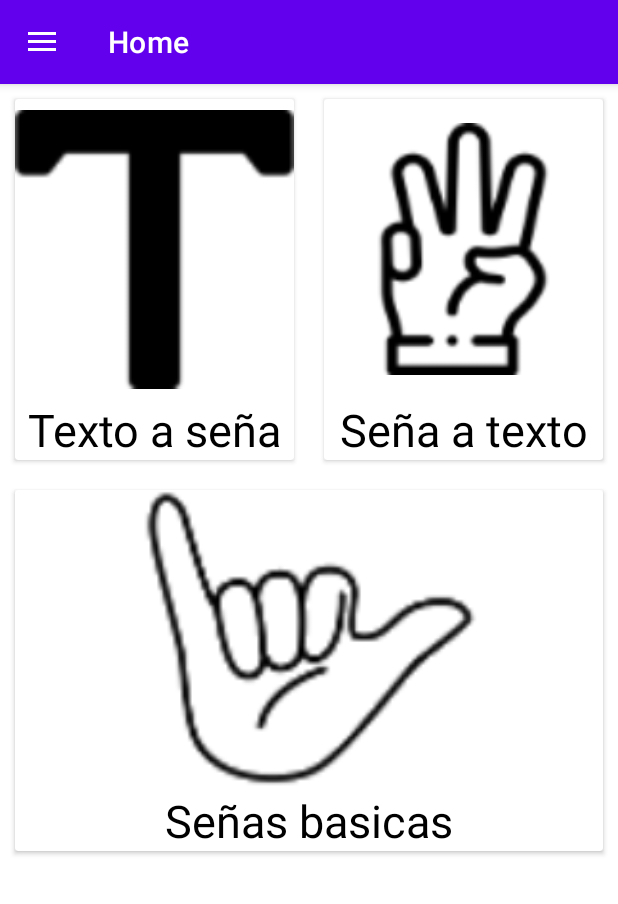
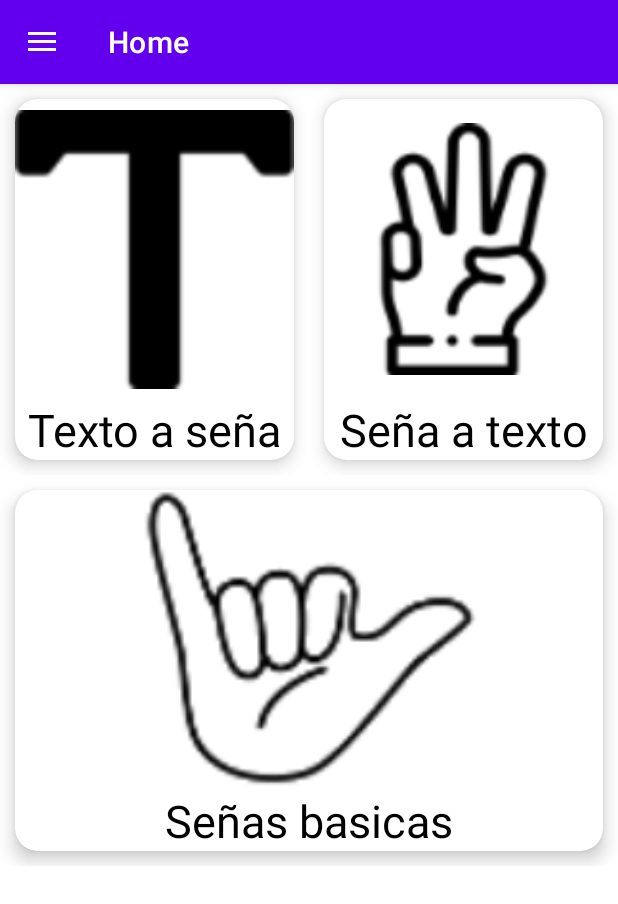
Before and after one commit to TheSkrapy/App, an Android app: the screen it shows after launch (HomeActivity), on a phone screen of 412 x 824 dp. Shown: the top 904 px of the screen. Run offline under Robolectric (Android 15) with nearby library versions, the phone set to English and light mode, and no system bars; our stand-ins replace navigation-ui.

Commit message:
Main_interface E2 Mejora estetica a opciones

```diff
--- a/app/src/main/res/layout/activity_home.xml
+++ b/app/src/main/res/layout/activity_home.xml
@@ -5,17 +5,20 @@
     android:layout_width="match_parent"
     android:layout_height="match_parent"
     android:orientation="vertical"
-    tools:context=".HomeActivity">
+    tools:context=".HomeActivity"
+    xmlns:app="http://schemas.android.com/apk/res-auto">
     <LinearLayout
         android:layout_width="match_parent"
         android:layout_height="wrap_content"
         android:orientation="horizontal">
       <androidx.cardview.widget.CardView
           android:id="@+id/card1"
-          android:layout_margin="10dp"
           android:layout_width="0dp"
           android:layout_weight="1"
-          android:layout_height="wrap_content">
+          android:layout_height="wrap_content"
+          app:cardCornerRadius="15dp"
+          android:layout_margin="10dp"
+          app:cardElevation="7dp">
         <LinearLayout
             android:layout_width="match_parent"
             android:layout_height="wrap_content"
@@ -36,10 +39,12 @@
         </LinearLayout>
       </androidx.cardview.widget.CardView>
       <androidx.cardview.widget.CardView
-          android:layout_margin="10dp"
           android:layout_width="0dp"
           android:layout_weight="1"
-          android:layout_height="wrap_content">
+          android:layout_height="wrap_content"
+          app:cardCornerRadius="15dp"
+          android:layout_margin="10dp"
+          app:cardElevation="7dp">
         <LinearLayout
             android:layout_width="match_parent"
             android:layout_height="wrap_content"
@@ -66,10 +71,12 @@
         android:layout_height="wrap_content"
         android:orientation="horizontal">
       <androidx.cardview.widget.CardView
-          android:layout_margin="10dp"
           android:layout_width="0dp"
           android:layout_weight="1"
-          android:layout_height="wrap_content">
+          android:layout_height="wrap_content"
+          app:cardCornerRadius="15dp"
+          android:layout_margin="10dp"
+          app:cardElevation="7dp">
         <LinearLayout
             android:layout_width="match_parent"
             android:layout_height="wrap_content"
```
